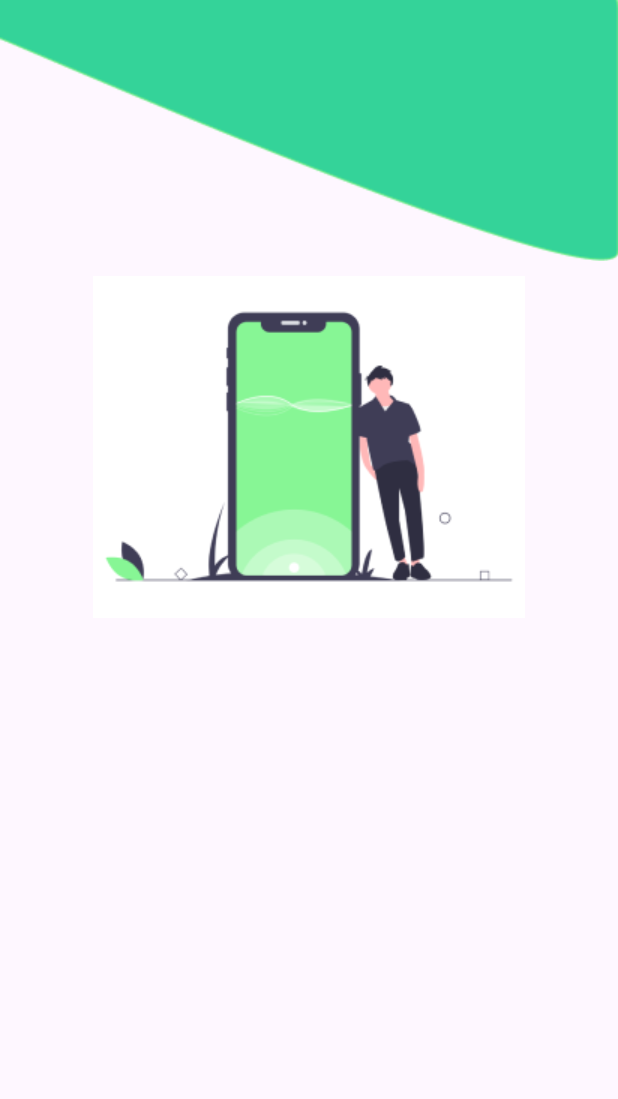
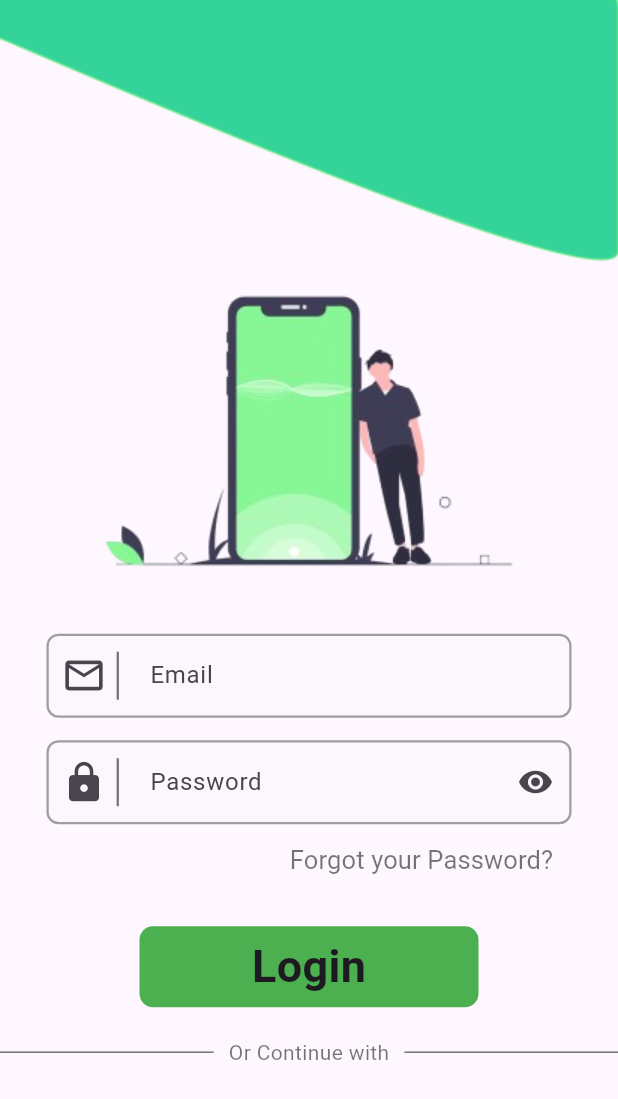
Before and after one commit to Rijan77/CleanLoop, a Flutter app: the screen it shows after launch, on a phone screen of 412 x 824 dp. Shown: the top 1099 px of the screen. Run offline on Flutter 3.47's test engine with Material 3 defaults, Android fonts, the phone set to English and light mode, and no system bars.

Commit message:
Add some feature in loginpage

```diff
--- a/lib/pages/LoginPage.dart
+++ b/lib/pages/LoginPage.dart
@@ -16,9 +16,142 @@ class _LoginpageState extends State<Loginpage> {
         children: [
           Image.asset("lib/assets/images/Vector 2.png"),
 
-          SizedBox(height: 5,),
 
-          Image.asset("lib/assets/images/loginpage.icon.png", width: 300,)
+          Image.asset("lib/assets/images/Loginpage.icon.png", width: 350, ),
+
+          SizedBox(height: 20,),
+
+          SizedBox(
+            width: 350,
+            child: TextField(
+              decoration: InputDecoration(
+                filled: true,
+                fillColor: Color(0x33F5F5F5),
+                prefixIcon: Padding(
+                  padding: EdgeInsets.only(left: 10, right: 10),
+                  child: Row(
+                    mainAxisSize: MainAxisSize.min,
+                    children: [
+                      Icon(Icons.email_outlined, size: 30,),
+                      SizedBox(
+                        height: 32,
+                        child: VerticalDivider(
+                          color: Colors.black54,
+                          thickness: 1.5,
+                          width: 15,
+                        ),
+                      )
+                    ],
+                  ),
+                ),
+                labelText: "Email",
+                  enabledBorder: OutlineInputBorder(
+                      borderRadius: BorderRadius.circular(8),
+                      borderSide: BorderSide(color: Colors.grey, width: 1.5)
+
+                  ),
+                  focusedBorder: OutlineInputBorder(
+                      borderRadius: BorderRadius.circular(5),
+                      borderSide: BorderSide(color: Colors.black, width: 1.5)
+
+                  )
+              ),
+            ),
+          ),
+
+          SizedBox(height: 15,),
+
+          SizedBox(
+            width: 350,
+            child: TextField(
+              decoration: InputDecoration(
+                filled: true,
+                fillColor: Color(0x33F5F5F5),
+
+                suffixIcon: IconButton(onPressed: (){}, icon: Icon(Icons.remove_red_eye)),
+                prefixIcon: Padding(
+                  padding: EdgeInsets.only(left: 10, right: 10),
+                  child: Row(
+                    mainAxisSize: MainAxisSize.min,
+                    children: [
+                      Icon(Icons.lock, size: 30,),
+                      SizedBox(
+                        height: 32,
+                        child: VerticalDivider(
+                          color: Colors.black54,
+                          thickness: 1.5,
+                          width: 15,
+                        ),
+                      )
+                    ],
+                  ),
+                ),
+                labelText: "Password",
+                enabledBorder: OutlineInputBorder(
+                    borderRadius: BorderRadius.circular(8),
+                    borderSide: BorderSide(color: Colors.grey, width: 1.5)
+                ),
+                focusedBorder: OutlineInputBorder(
+                    borderRadius: BorderRadius.circular(5),
+                    borderSide: BorderSide(color: Colors.black, width: 1.5)
+                ),
+                // prefixIconConstraints: BoxConstraints(minWidth: 50),
+              ),
+            ),
+          ),
+
+          Padding(
+            padding: const EdgeInsets.only(left: 150,),
+            child: TextButton(onPressed: (){}, child: Text("Forgot your Password?", style: TextStyle(
+              color: Colors.black54,
+              fontSize: 17,
+              fontWeight: FontWeight.w400
+            ),)),
+          ),
+
+          SizedBox(height: 20,),
+
+          Container(
+            height: 54,
+            width: 226,
+            decoration: BoxDecoration(
+              color: Colors.green.shade500,
+              borderRadius: BorderRadius.circular(9)
+            ),
+            child: Center(
+              child: Text("Login", style: TextStyle(
+                fontSize: 30,
+                fontWeight: FontWeight.bold
+              ),),
+            ),
+          ),
+          SizedBox(height: 20,),
+
+          Row(
+            children: [
+              Expanded(
+                child: Divider(
+                  color: Colors.black54,
+                  thickness: 1,
+                ),
+              ),
+              Padding(
+                padding: EdgeInsets.symmetric(horizontal: 10),
+                child: Text(
+                  "Or Continue with",
+                  style: TextStyle(
+                    color: Colors.black54,
+                  ),
+                ),
+              ),
+              Expanded(
+                child: Divider(
+                  color: Colors.black54,
+                  thickness: 1,
+                ),
+              ),
+            ],
+          )
         ],
       ),
 
```
Also changed, not shown: lib/assets/images/Loginpage.icon.png (added), lib/assets/images/loginpage.icon.png (deleted).
